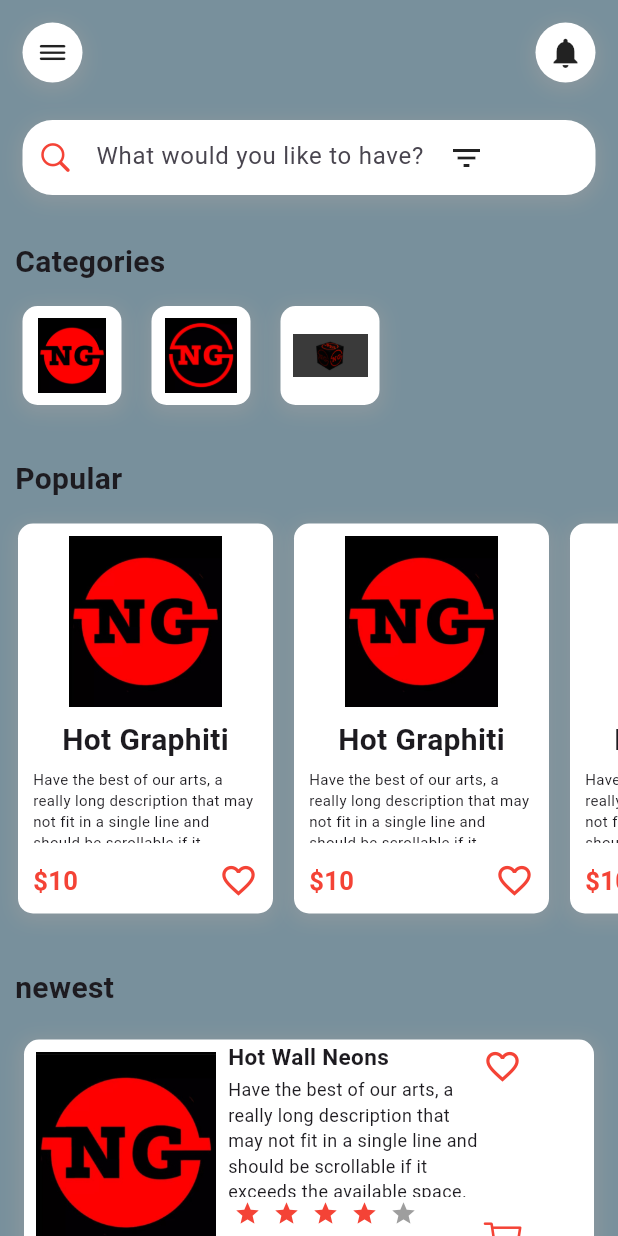
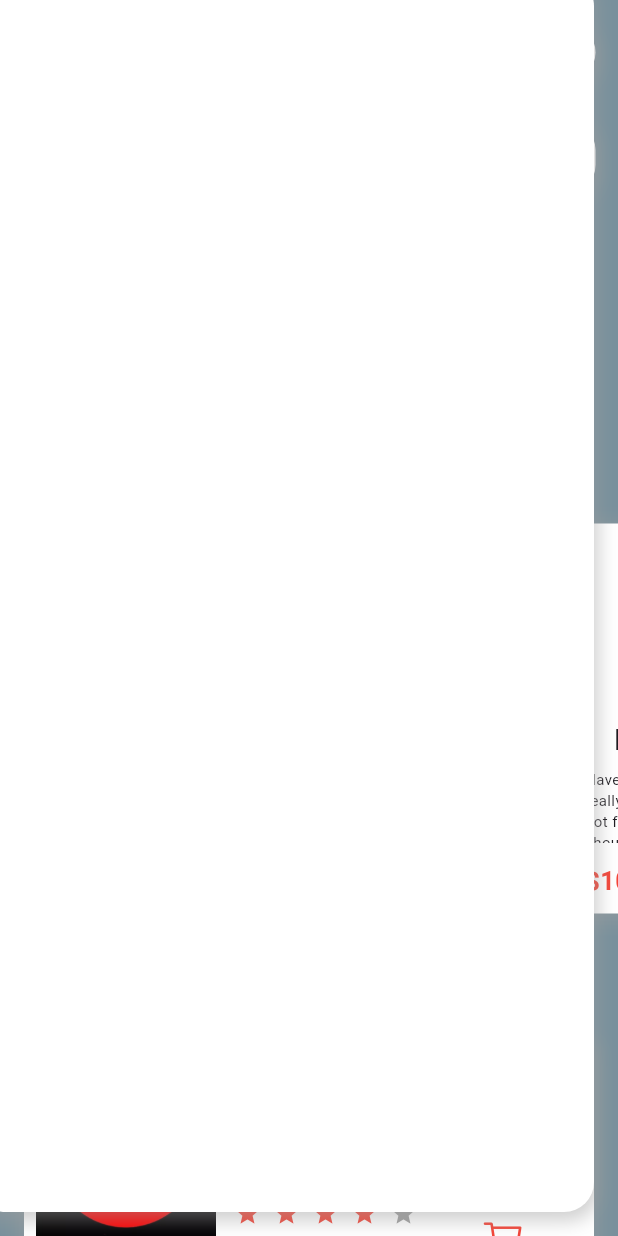
Before and after one commit to Katchietsnouva/family_health_app, a Flutter app: the screen it shows after launch, on a phone screen of 412 x 824 dp. Run offline on Flutter 3.47's test engine with Material 3 defaults, Android fonts, the phone set to English and light mode, and no system bars; drawn by our look-alikes of flutter_rating_bar.

Commit message:
commit 0.54

```diff
--- a/lib/Pages/HomePage.dart
+++ b/lib/Pages/HomePage.dart
@@ -61,6 +61,21 @@ class HomePage extends StatelessWidget {
           NewestItemsWidget(),
         ],
       ),
+
+      // DRAWER
+      floatingActionButton: Container(
+        decoration: BoxDecoration(
+          color: Colors.white,
+          borderRadius: BorderRadius.circular(20),
+          boxShadow: [
+            BoxShadow(
+              color: Colors.grey.withOpacity(0.5),
+              spreadRadius: 3,
+              blurRadius: 10,
+              offset: Offset(0, 3),
+            )
+          ],),
+      ),
     );
   }
 }
--- a/lib/Widgets/NewestItemsWidget.dart
+++ b/lib/Widgets/NewestItemsWidget.dart
@@ -105,13 +105,10 @@ class NewestItemsWidget extends StatelessWidget {
                         Icon(CupertinoIcons.cart, color: Colors.red, size: 26),
                       ],
                     ),),
-
-
                   ],
                 ),
               ),
-
-            )
+            ),
           ],
         ),
       ),
```
